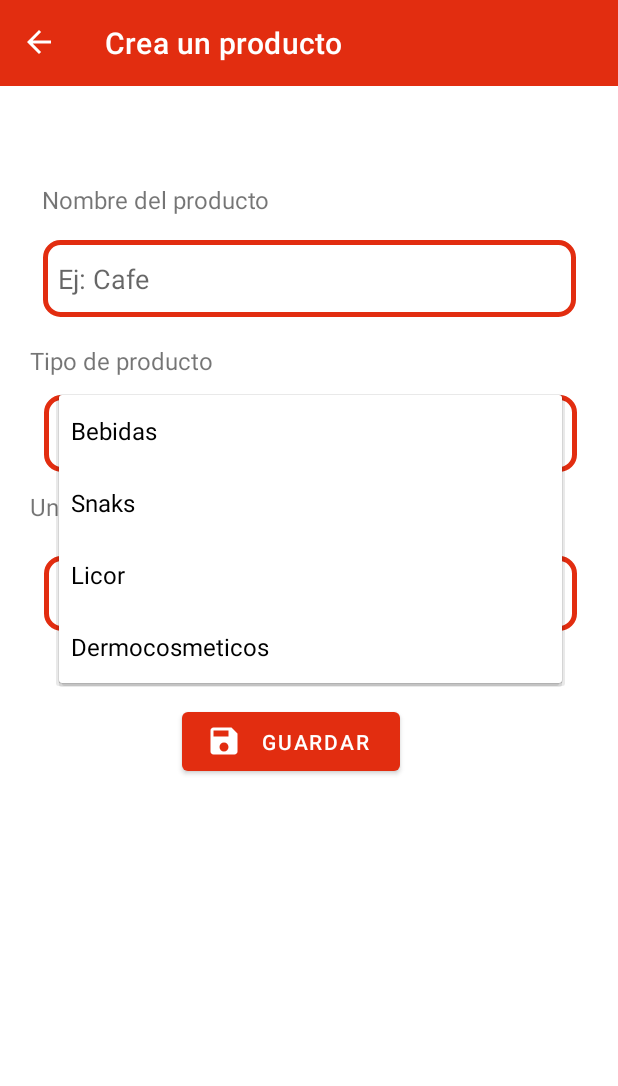
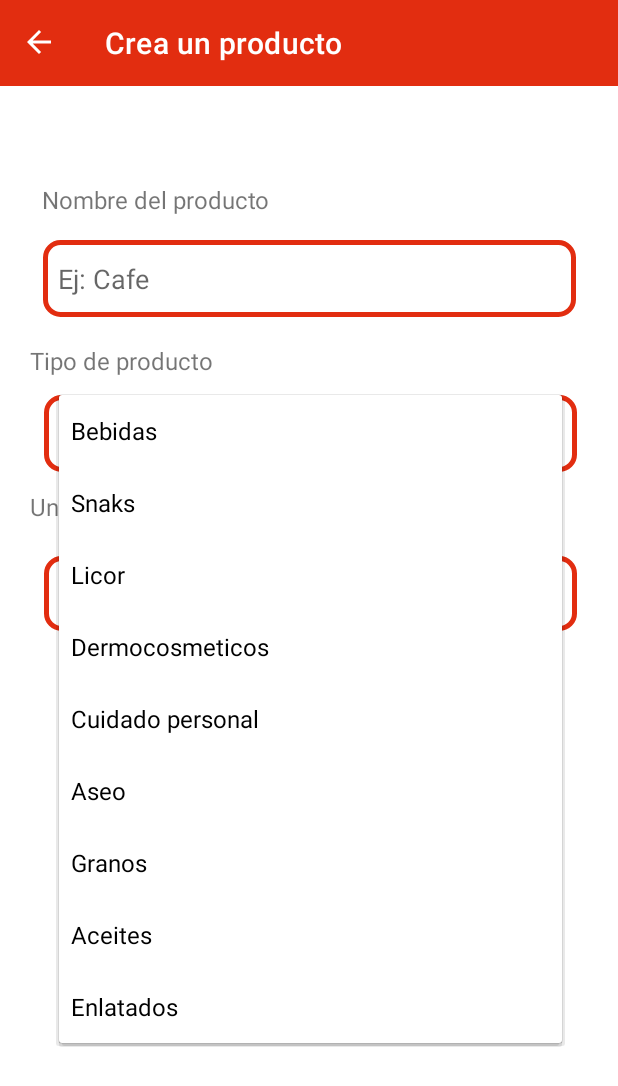
Before and after one commit to gitrubio/MyPriceList, an Android app: the CreateProducts screen opened directly, with no data from a screen before it, after a tap on "Bebidas", on a phone screen of 412 x 824 dp. Shown: the top 1086 px of the screen. Run offline under Robolectric (Android 15) with nearby library versions, the phone set to English and light mode, and no system bars; our stand-ins replace Firebase (no records; nobody signed in at launch, a user with empty details on screens opened directly).

Commit message:
Se listan los productos

```diff
--- a/app/src/main/java/com/example/mypricelist/models/ProductModel.kt
+++ b/app/src/main/java/com/example/mypricelist/models/ProductModel.kt
@@ -1,6 +1,6 @@
 package com.example.mypricelist.models
 
- class ProductModel(val nombre: String, val unidad: String, var cantidad: Int, val tipo: String, var imgID: Int) {
+ class ProductModel(val nombre: String, val unidad: String, var cantidad: Int, val tipo: String, var imgID: Int, var id: String?="123456789") {
      //  Propiedades de la clase Pedido
      // La propiedad 'nombre' es de tipo String y se inicializa con el valor del parámetro 'nombre' del constructor
      // La propiedad 'unidad' es de tipo String y se inicializa con el valor del parámetro 'unidad' del constructor
--- a/app/src/main/java/com/example/mypricelist/ui/creation/CreateProducts.kt
+++ b/app/src/main/java/com/example/mypricelist/ui/creation/CreateProducts.kt
@@ -29,6 +29,11 @@ class CreateProducts : AppCompatActivity() {
         TypeProductModel("Snaks"),
         TypeProductModel("Licor"),
         TypeProductModel("Dermocosmeticos"),
+        TypeProductModel("Cuidado personal"),
+        TypeProductModel("Aseo"),
+        TypeProductModel("Granos"),
+        TypeProductModel("Aceites"),
+        TypeProductModel("Enlatados"),
     )
     private val listUnidades = listOf<UnitProductModel>(
         UnitProductModel("Gramos", "gr"),
--- a/app/src/main/java/com/example/mypricelist/ui/creation/data/remote/api/FirebaseAdapter.kt
+++ b/app/src/main/java/com/example/mypricelist/ui/creation/data/remote/api/FirebaseAdapter.kt
@@ -50,7 +50,7 @@ class FirebaseAdapter {
     }
     }
 
-    fun listeningProducts(products: ArrayList<Product>, adapter: ProductAdapter?) {
+    fun listeningProducts(products: ArrayList<ProductModel>, adapter: ProductAdapter?) {
         val colecctionRef = db.collection("productos")
         colecctionRef.addSnapshotListener { snapshot, e ->
             if (e != null) {
@@ -61,8 +61,7 @@ class FirebaseAdapter {
                 println("+++++++++++++++++++++++++++++")
                 println("Current data: ${snapshot.documents}")
                 for (document in snapshot.documents) {
-                    println("document " + document.get("productos"))
-                    val newProduct: Product = Product("" + document.getString("id"),""+document.getString("nombre"),""+document.getString("tipo"),""+document.getString("unidad"))
+                    val newProduct: ProductModel = ProductModel(""+document.getString("nombre"),""+document.getString("unidad"),1, "" + document.getString("tipo"), 2131230851, "" + document.getString("id"))
                     products.add(newProduct)
                 }
                 adapter?.notifyDataSetChanged()
--- a/app/src/main/java/com/example/mypricelist/ui/creation/home/HomeFragment.kt
+++ b/app/src/main/java/com/example/mypricelist/ui/creation/home/HomeFragment.kt
@@ -42,7 +42,9 @@ class HomeFragment : Fragment() {
     ): View {
         _binding = FragmentHomeBinding.inflate(inflater, container, false)
         val root: View = binding.root
+
         val addButton = root.findViewById<FloatingActionButton>(R.id.btnAddList)
+
         addButton.setOnClickListener {
             val createListView = Intent(root.context,CreateListActivity::class.java)
             val options = ActivityOptions.makeCustomAnimation(root.context, R.drawable.slide_in_right, R.drawable.slide_out_left)
--- a/app/src/main/res/layout/fragment_dashboard.xml
+++ b/app/src/main/res/layout/fragment_dashboard.xml
@@ -10,9 +10,10 @@
         android:id="@+id/recyclerListProducts"
         android:layout_width="match_parent"
         android:layout_height="530dp"
+        android:layout_marginTop="16dp"
         android:paddingHorizontal="10dp"
         app:layout_constraintEnd_toEndOf="parent"
-        app:layout_constraintHorizontal_bias="0.0"
+        app:layout_constraintHorizontal_bias="1.0"
         app:layout_constraintStart_toStartOf="parent"
         app:layout_constraintTop_toTopOf="parent" />
 
```
Also changed, not shown: app/src/main/java/com/example/mypricelist/ui/products/DashboardFragment.kt (+15 -1 lines).
